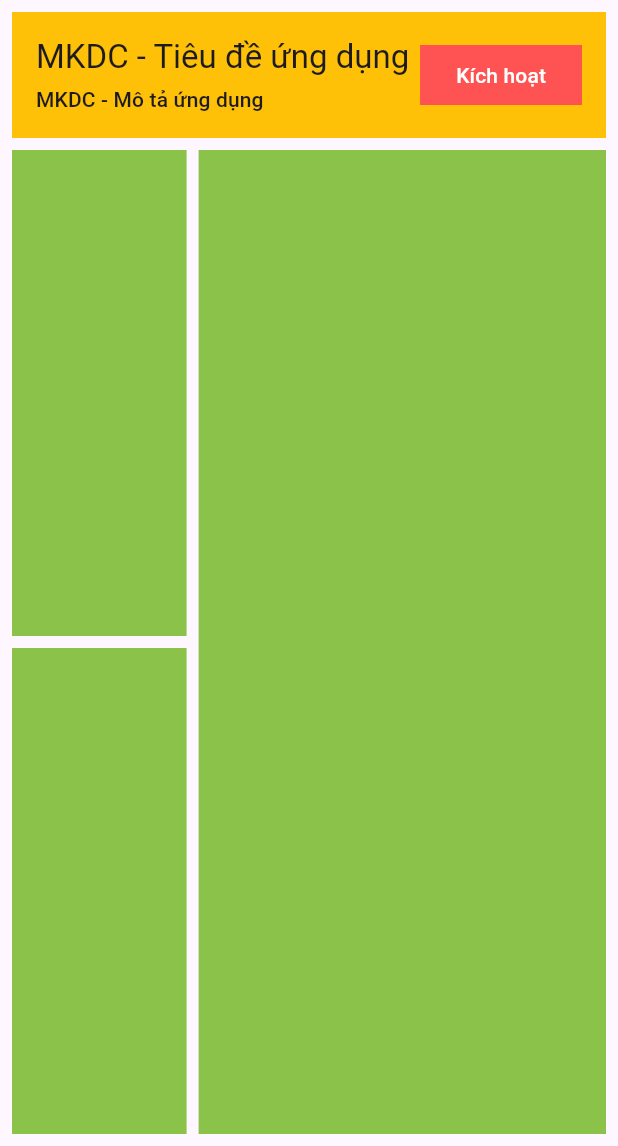
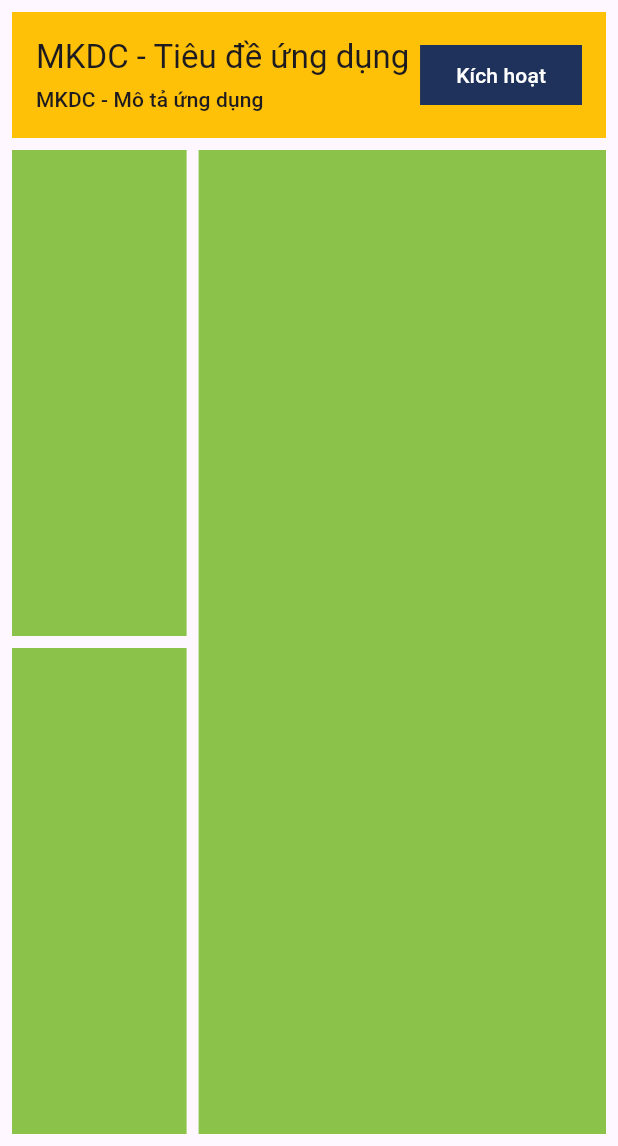
Before and after one commit to DaoVanTung/mkdc_3di_manage, a Flutter app: the HomePage screen opened directly, on a phone screen of 412 x 824 dp, the part 90-1236 px from its top. Run offline on Flutter 3.47's test engine with Material 3 defaults, Android fonts, the phone set to English and light mode, and no system bars; our stand-ins replace flutter_secure_storage, shared_preferences; missing offline and left inert: dart:html; accounts and stored records are empty; generated files the repository leaves out were written again.

Commit message:
Cập nhật giao diện

```diff
--- a/lib/src/app_constant.dart
+++ b/lib/src/app_constant.dart
@@ -8,6 +8,6 @@ class AppConstant {
   static const ssoHost = 'https://sso.mkdc.vn';
   static const clientHost = 'http://localhost:5000/';
   static const callbackUrl = 'http://localhost:5000/callback.html';
-  static const clientId = '0jHMauaBk83FZ_DTGoW6XABKdq0a';
-  static const secretKey = 'AEDNmfBcNwBaIRLUGofKtv0ZHtoa';
+  static const clientId = 'V6GB7MiDaQpImESgfXY6qNRVW3sa';
+  static const secretKey = 'DEeg9r06RqKf9fNCwa1rEaUxJWga';
 }
--- a/lib/src/app_style.dart
+++ b/lib/src/app_style.dart
@@ -31,6 +31,5 @@ class AppStyle {
   static const whiteColor = Colors.white;
   static const blackColor = Colors.black;
   static const dangerColor = Colors.amber;
-  static const lightBlueColor = Colors.lightBlue;
   static const menuColor = Color(0xff1F325C);
 }
--- a/lib/src/pages/home/widgets/alert_box.dart
+++ b/lib/src/pages/home/widgets/alert_box.dart
@@ -61,7 +61,7 @@ class AlertBox extends StatelessWidget {
                   style: OutlinedButton.styleFrom(
                     shape: const RoundedRectangleBorder(),
                     side: BorderSide.none,
-                    backgroundColor: Colors.redAccent,
+                    backgroundColor: AppStyle.menuColor,
                   ),
                   child: const Text(
                     'Kích hoạt',
@@ -100,7 +100,7 @@ class _LicenseFormState extends State<LicenseForm> {
           children: [
             Container(
               padding: const EdgeInsets.all(AppStyle.padding8),
-              color: AppStyle.lightBlueColor,
+              color: AppStyle.menuColor,
               child: Row(
                 mainAxisAlignment: MainAxisAlignment.spaceBetween,
                 children: [
@@ -174,7 +174,7 @@ class _LicenseFormState extends State<LicenseForm> {
                       style: ElevatedButton.styleFrom(
                         shape: const RoundedRectangleBorder(),
                         side: BorderSide.none,
-                        backgroundColor: AppStyle.lightBlueColor,
+                        backgroundColor: AppStyle.menuColor,
                       ),
                       child: const Text(
                         'Xác nhận',
```
Also changed, not shown: lib/src/services/auth_service.dart (+8 -1 lines).
